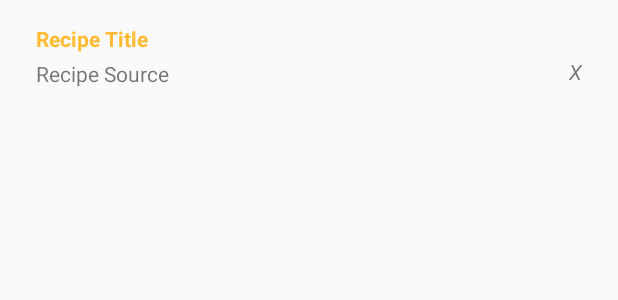
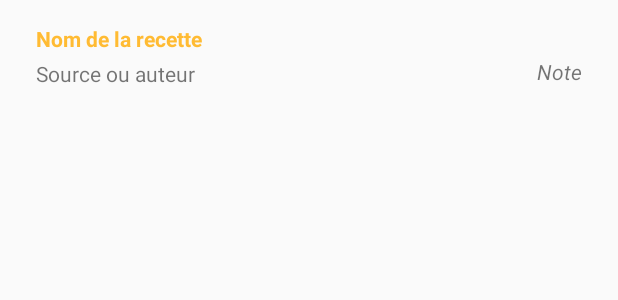
Before and after one commit to fab2vo/CookBook, an Android app: the layout list_item_recipe.xml on its own in the app's theme, with its tools: preview values and no code run, on a phone screen of 412 x 824 dp. Shown: the top 300 px of the screen. Run offline under Robolectric (Android 15) with nearby library versions, the phone set to English and light mode, and no system bars.

Commit message:
Version 10 avril 15:12 with string corrected

```diff
--- a/app/src/main/res/layout/list_item_recipe.xml
+++ b/app/src/main/res/layout/list_item_recipe.xml
@@ -14,7 +14,7 @@
         android:layout_height="wrap_content"
         android:layout_marginStart="16dp"
         android:layout_marginTop="8dp"
-        android:text="Recipe Title"
+        android:text="@string/list_item_recipe_title_label"
         android:textColor="@android:color/holo_orange_light"
         android:textStyle="bold"
         app:layout_constraintStart_toStartOf="parent"
@@ -27,7 +27,7 @@
         android:layout_height="wrap_content"
         android:layout_marginStart="16dp"
         android:layout_marginTop="4dp"
-        android:text="Recipe Source"
+        android:text="@string/list_item_recipe_source_label"
         app:layout_constraintStart_toStartOf="parent"
         app:layout_constraintTop_toBottomOf="@+id/recipe_title" />
 
@@ -37,7 +37,7 @@
         android:layout_height="wrap_content"
         android:layout_marginTop="30dp"
         android:layout_marginEnd="16dp"
-        android:text="X"
+        android:text="@string/list_item_recipe_note_label"
         android:textStyle="italic"
         app:layout_constraintEnd_toEndOf="parent"
         app:layout_constraintTop_toTopOf="parent" />
--- a/app/src/main/res/values/strings.xml
+++ b/app/src/main/res/values/strings.xml
@@ -14,4 +14,7 @@
     <string name="recipe_S3_hint">Description de l\'etape</string>
     <string name="recipe_S4_label">Etape 4</string>
     <string name="recipe_S4_hint">Description de l\'etape</string>
+    <string name="list_item_recipe_title_label">Nom de la recette</string>
+    <string name="list_item_recipe_source_label">Source ou auteur</string>
+    <string name="list_item_recipe_note_label">Note</string>
 </resources>
```
